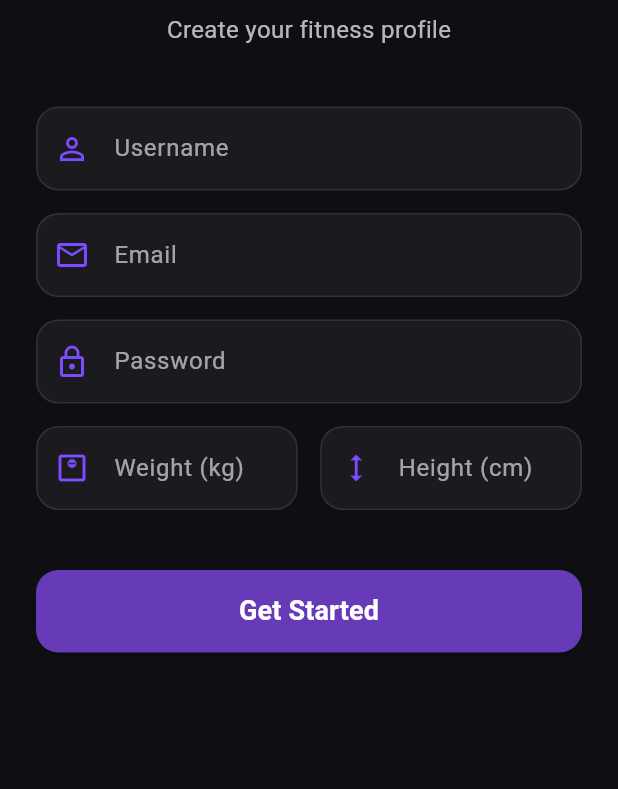
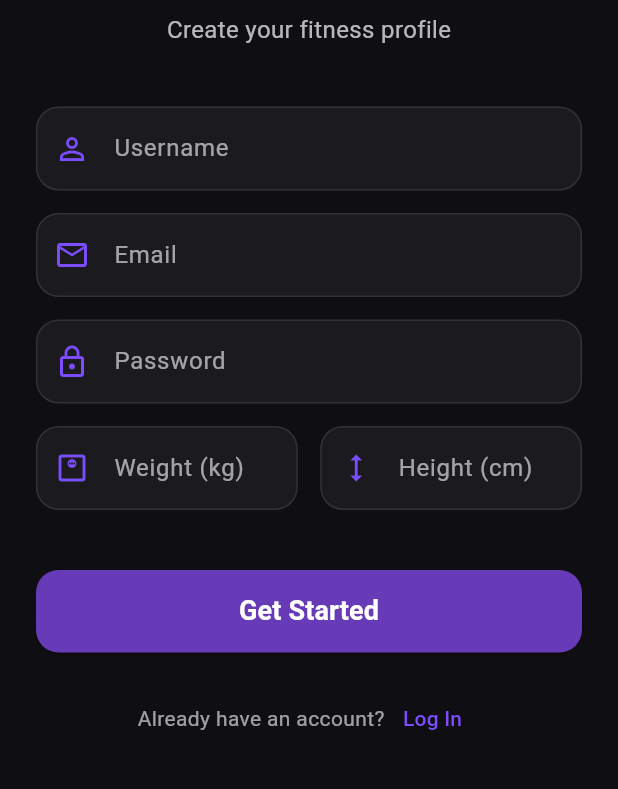
Before and after one commit to Mussa19/aurafit-ai, a Flutter app: the screen it shows after launch, on a phone screen of 412 x 824 dp, the part 183-972 px from its top. Run offline on Flutter 3.47's test engine with Material 3 defaults, Android fonts, the phone set to English and light mode, and no system bars; our stand-ins replace cloud_firestore, firebase_auth, firebase_core, flutter_dotenv, image_picker, shared_preferences; accounts and stored records are empty.

Commit message:
Add login screen, delete account, privacy policy, Firebase signing config
Co-Authored-By: Claude Sonnet 4.6 <noreply@anthropic.com>

```diff
--- a/aurafit/lib/screens/setup_screen.dart
+++ b/aurafit/lib/screens/setup_screen.dart
@@ -3,6 +3,7 @@ import 'package:shared_preferences/shared_preferences.dart';
 import 'package:firebase_auth/firebase_auth.dart';
 import 'package:cloud_firestore/cloud_firestore.dart';
 import 'home_screen.dart';
+import 'login_screen.dart';
 
 class SetupScreen extends StatefulWidget {
   final VoidCallback? onThemeToggle;
@@ -151,6 +152,24 @@ class _SetupScreenState extends State<SetupScreen> {
                   : const Text("Get Started", style: TextStyle(fontSize: 18, fontWeight: FontWeight.bold)),
               ),
               const SizedBox(height: 20),
+              Row(
+                mainAxisAlignment: MainAxisAlignment.center,
+                children: [
+                  const Text("Already have an account?",
+                      style: TextStyle(color: Colors.white60)),
+                  TextButton(
+                    onPressed: () => Navigator.pushReplacement(
+                      context,
+                      MaterialPageRoute(
+                        builder: (_) => LoginScreen(onThemeToggle: widget.onThemeToggle),
+                      ),
+                    ),
+                    child: const Text("Log In",
+                        style: TextStyle(color: Colors.deepPurpleAccent)),
+                  ),
+                ],
+              ),
+              const SizedBox(height: 10),
             ],
           ),
         ),
--- a/aurafit/pubspec.yaml
+++ b/aurafit/pubspec.yaml
@@ -1,7 +1,7 @@
 name: aurafit_ai
 description: "AuraFit AI"
 publish_to: 'none'
-version: 1.0.0+1
+version: 1.0.1+2
 
 environment:
   sdk: '>=3.0.0 <4.0.0'
```
Also changed, not shown: aurafit/lib/screens/profile_screen.dart (+81 -0 lines), 1 other file.
